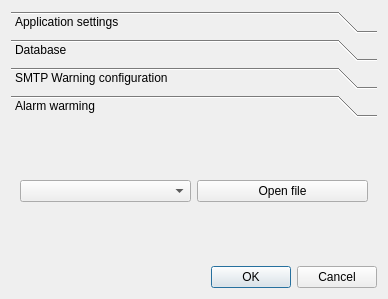
The window that src/ui/optionsdialog.ui (seberm/salarm) describes before a commit, drawn with Qt 5.
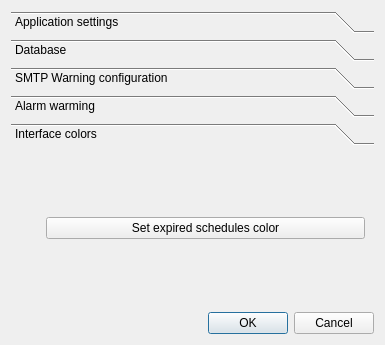
The same window after the commit.

Commit message: Implemented expired schedule hightlight

Diff of the .ui file:
```diff
--- a/src/ui/optionsdialog.ui
+++ b/src/ui/optionsdialog.ui
@@ -9,8 +9,8 @@
    <rect>
     <x>0</x>
     <y>0</y>
-    <width>388</width>
-    <height>299</height>
+    <width>385</width>
+    <height>345</height>
    </rect>
   </property>
   <property name="windowTitle">
@@ -30,7 +30,7 @@
    <item row="1" column="0">
     <widget class="QToolBox" name="toolBox">
      <property name="currentIndex">
-      <number>3</number>
+      <number>4</number>
      </property>
      <widget class="QWidget" name="pageApp">
       <property name="geometry">
@@ -225,8 +225,8 @@
        <rect>
         <x>0</x>
         <y>0</y>
-        <width>370</width>
-        <height>140</height>
+        <width>367</width>
+        <height>160</height>
        </rect>
       </property>
       <attribute name="label">
@@ -245,6 +245,41 @@
        </item>
       </layout>
      </widget>
+     <widget class="QWidget" name="pageInterfaceColors">
+      <property name="geometry">
+       <rect>
+        <x>0</x>
+        <y>0</y>
+        <width>367</width>
+        <height>160</height>
+       </rect>
+      </property>
+      <attribute name="label">
+       <string>Interface colors</string>
+      </attribute>
+      <layout class="QGridLayout" name="gridLayout_8">
+       <item row="0" column="1">
+        <widget class="QPushButton" name="pushButtonSetExpiredScheduleColor">
+         <property name="text">
+          <string>Set expired schedules color</string>
+         </property>
+        </widget>
+       </item>
+       <item row="0" column="0">
+        <widget class="QLabel" name="labelExpiredScheduleColor">
+         <property name="maximumSize">
+          <size>
+           <width>20</width>
+           <height>20</height>
+          </size>
+         </property>
+         <property name="text">
+          <string/>
+         </property>
+        </widget>
+       </item>
+      </layout>
+     </widget>
     </widget>
    </item>
   </layout>
```
Left out of the diff: 12 changed lines with no effect on the pictures. The commit also changes 3 other files.
